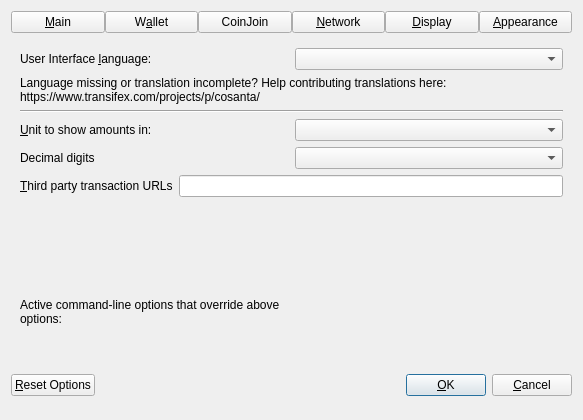
The window that src/qt/forms/optionsdialog.ui (piratecash/pirate) describes before a commit, drawn with Qt 5.
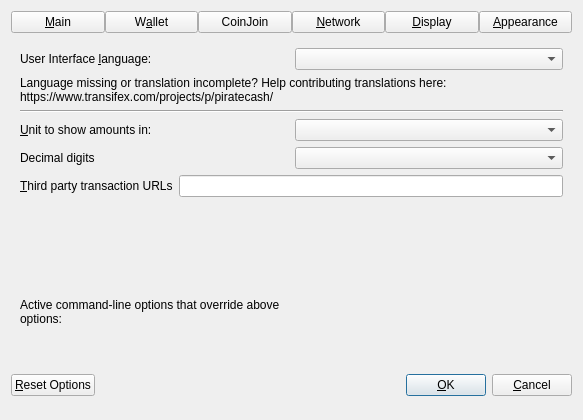
The same window after the commit. The open tabs and pages were chosen to show the change. Custom widgets are drawn as their Qt base class.

```diff
--- a/src/qt/forms/optionsdialog.ui
+++ b/src/qt/forms/optionsdialog.ui
@@ -828,7 +828,7 @@
          </property>
          <property name="text">
           <string>Language missing or translation incomplete? Help contributing translations here:
-https://www.transifex.com/projects/p/cosanta/</string>
+https://www.transifex.com/projects/p/piratecash/</string>
          </property>
          <property name="wordWrap">
           <bool>true</bool>
```
